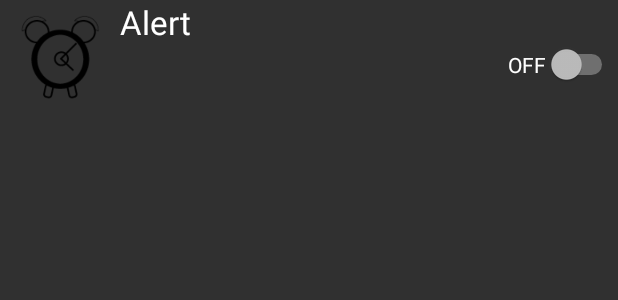
After one commit to jekrause/reef, an Android app: the layout alert_list_item.xml on its own in the app's theme, with its tools: preview values and no code run, on a phone screen of 412 x 824 dp. The commit adds this screen. Shown: the top 300 px of the screen. Run offline under Robolectric (Android 15) with nearby library versions, the phone set to English and light mode, and no system bars.

Commit message:
Drawables|List item|List View

```diff
--- /dev/null
+++ b/app/src/main/res/layout/alert_list_item.xml
@@ -0,0 +1,33 @@
+<?xml version="1.0" encoding="utf-8"?>
+<RelativeLayout xmlns:android="http://schemas.android.com/apk/res/android"
+    android:layout_width="match_parent"
+    android:layout_height="match_parent">
+
+    <ImageView
+        android:layout_width="80dp"
+        android:layout_height="80dp"
+        android:id="@+id/itemIcon"
+        android:layout_alignParentTop="true"
+        android:layout_alignParentLeft="true"
+        android:layout_alignParentStart="true"
+        android:src="@drawable/alarm_clock_black"
+        android:adjustViewBounds="true" />
+
+    <TextView
+        android:layout_width="wrap_content"
+        android:layout_height="wrap_content"
+        android:textAppearance="?android:attr/textAppearanceLarge"
+        android:text="Alert"
+        android:id="@+id/coralViewNameText"
+        android:layout_alignParentTop="true"
+        android:layout_toRightOf="@+id/itemIcon" />
+
+    <Switch
+        android:id="@+id/switch1"
+        android:layout_width="wrap_content"
+        android:layout_height="wrap_content"
+        android:layout_alignParentEnd="true"
+        android:layout_below="@+id/coralViewNameText"
+        android:text="OFF" />
+
+</RelativeLayout>
```
Also changed, not shown: app/src/main/java/kdc/reef/john/reefcaluclators/Alert.java (+8 -1 lines), app/src/main/java/kdc/reef/john/reefcaluclators/AlertsActivity.java (+45 -1 lines), app/src/main/res/layout/content_alerts.xml (+12 -0 lines), app/src/main/res/drawable/alarm_clock_black.png (added), app/src/main/res/drawable/alarm_clock_red.png (added).
